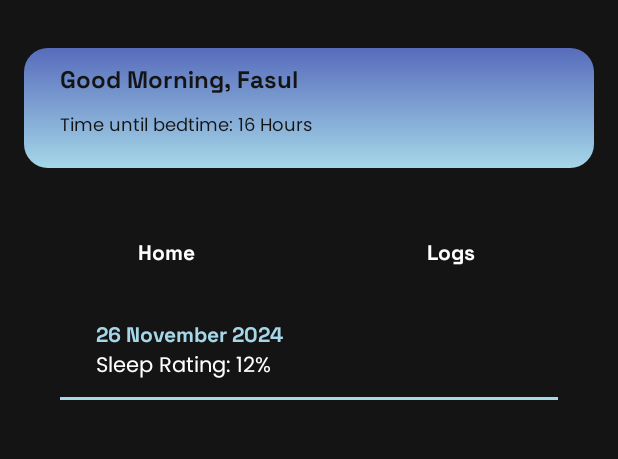
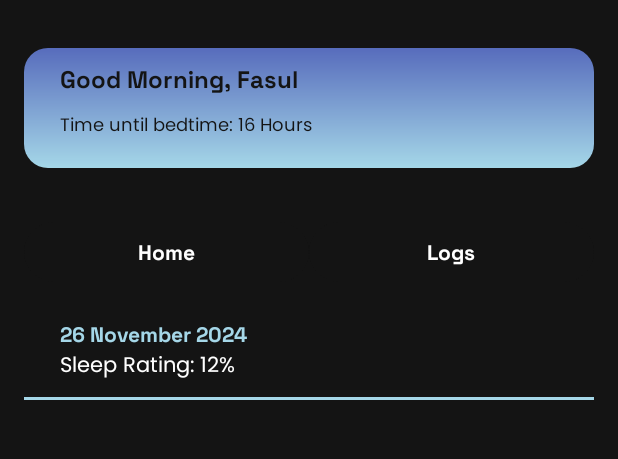
Before and after one commit to Raditsoic/ngantor, an Android app: the screen it shows after launch (Ngantor), after a tap on "Logs", on a phone screen of 412 x 824 dp, the part 60-519 px from its top. Run offline under Robolectric (Android 15) with nearby library versions, the phone set to English and light mode, and no system bars.

Commit message:
adjusted logs item

```diff
--- a/app/src/main/res/layout/fragment_logs.xml
+++ b/app/src/main/res/layout/fragment_logs.xml
@@ -14,7 +14,7 @@
             android:layout_height="wrap_content"
             android:fontFamily="@font/space_grotesk_bold"
             android:textColor="@color/aqua"
-            android:layout_marginLeft="48dp"
+            android:layout_marginLeft="24dp"
             android:text="26 November 2024">
         </TextView>
         <TextView
@@ -24,12 +24,11 @@
             android:textColor="@color/white"
             android:text="Sleep Rating: 12%"
             android:layout_marginBottom="8dp"
-            android:layout_marginLeft="48dp">
+            android:layout_marginLeft="24dp">
         </TextView>
         <View
             android:layout_width="match_parent"
             android:layout_height="2dp"
-            android:background="@color/aqua"
-            android:layout_marginHorizontal="24dp" />
+            android:background="@color/aqua"/>
     </LinearLayout>
 </LinearLayout>
```
